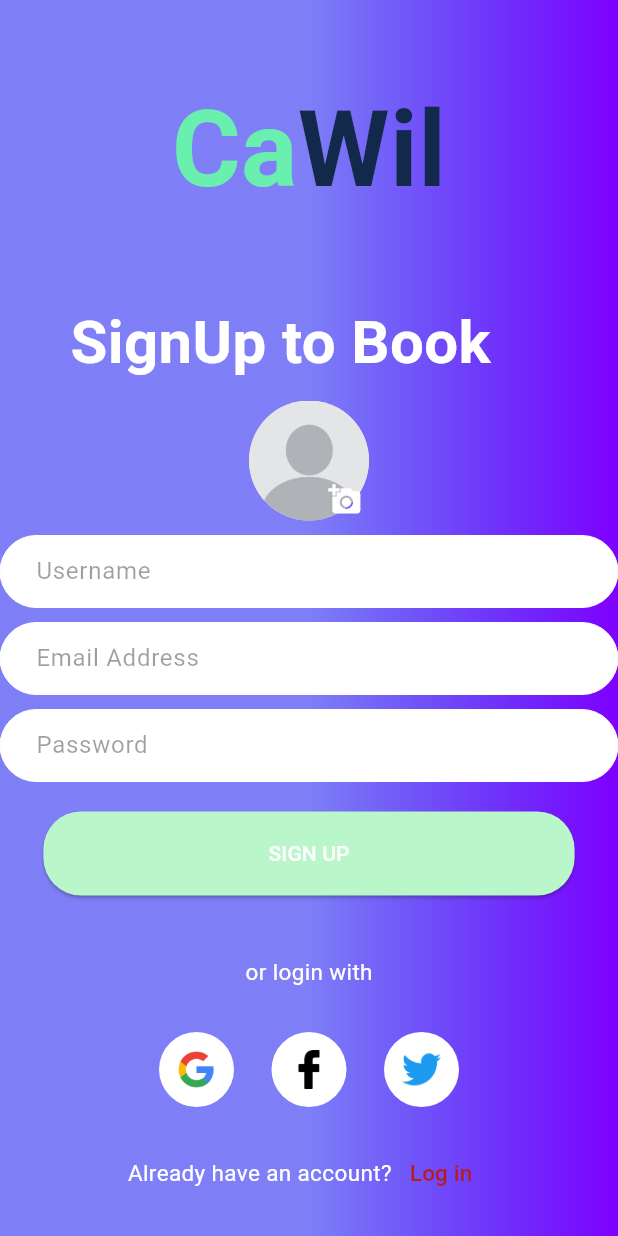
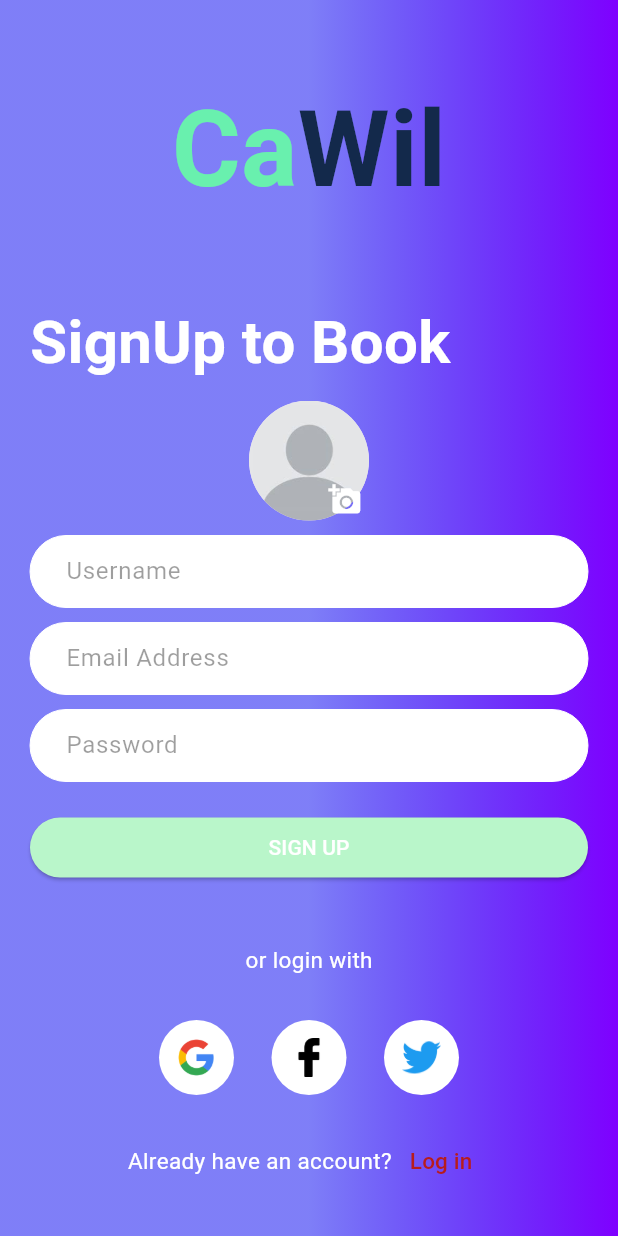
Before and after one commit to Khaleb165/cawil, a Flutter app: the SignUpScreen screen opened directly, on a phone screen of 412 x 824 dp. Run offline on Flutter 3.47's test engine with Material 3 defaults, Android fonts, the phone set to English and light mode, and no system bars; our stand-ins replace cloud_firestore, dotted_line, firebase_auth, firebase_core, firebase_storage, flutter_custom_clippers and 4 more; accounts and stored records are empty.

Commit message:
change button size of elevated button, add social button widget to screen

```diff
--- a/lib/screens/signup.dart
+++ b/lib/screens/signup.dart
@@ -2,6 +2,7 @@ import 'package:cawil/constants/colors.dart';
 import 'package:cawil/models/app_name.dart';
 import 'package:cawil/models/textfield.dart';
 import 'package:cawil/resources/auth_methods.dart';
+import 'package:cawil/screens/components/social_login_button.dart';
 import 'package:cawil/screens/homepage.dart';
 import 'package:cawil/screens/login.dart';
 import 'package:flutter/material.dart';
@@ -66,6 +67,7 @@ class _SignUpScreenState extends State<SignUpScreen> {
   Widget build(BuildContext context) {
     return Scaffold(
       body: Container(
+        padding: EdgeInsets.symmetric(horizontal: 20),
         height: double.infinity,
         decoration: BoxDecoration(
           gradient: LinearGradient(
@@ -75,14 +77,12 @@ class _SignUpScreenState extends State<SignUpScreen> {
         ),
         child: SingleChildScrollView(
           child: Column(
-            crossAxisAlignment: CrossAxisAlignment.center,
+            crossAxisAlignment: CrossAxisAlignment.stretch,
             children: [
               SizedBox(height: 50),
               AppName(fontSize: 70),
               SizedBox(height: 50),
-              Padding(
-                padding: const EdgeInsets.only(right: 38.0),
-                child: Text(
+              Text(
                 'SignUp to Book',
                 style: TextStyle(
                   color: colorWhite,
@@ -90,9 +90,9 @@ class _SignUpScreenState extends State<SignUpScreen> {
                   fontWeight: FontWeight.bold,
                 ),
               ),
-              ),
               SizedBox(height: 10),
-              Stack(
+              Center(
+                child: Stack(
                   children: [
                     _image != null
                         ? CircleAvatar(
@@ -117,6 +117,7 @@ class _SignUpScreenState extends State<SignUpScreen> {
                       ),
                     ),
                   ],
+                ),
               ),
               SizedBox(height: 10),
               BuildTextField(
@@ -144,31 +145,24 @@ class _SignUpScreenState extends State<SignUpScreen> {
                 obscureText: hide,
               ),
               SizedBox(height: 20),
-              Center(
-                child: ElevatedButton(
+              ElevatedButton(
                 onPressed: signUpUser,
                 style: TextButton.styleFrom(
                   backgroundColor: Colors.greenAccent[100],
-                    padding:
-                        EdgeInsets.symmetric(horizontal: 150, vertical: 18),
                   shape: RoundedRectangleBorder(
-                        borderRadius: BorderRadius.circular(25)),
+                    borderRadius: BorderRadius.circular(25),
+                  ),
                 ),
                 child: _isLoading
                     ? Center(
-                          child: SizedBox(
-                            height: 20,
-                            width: 20,
                         child: CircularProgressIndicator(
                           color: colorWhite,
-                            ),
                         ),
                       )
                     : Text(
                         'SIGN UP',
                         style: TextStyle(
                           color: colorWhite,
-                          ),
                         ),
                       ),
               ),
@@ -183,32 +177,11 @@ class _SignUpScreenState extends State<SignUpScreen> {
               Row(
                 mainAxisAlignment: MainAxisAlignment.center,
                 children: [
-                  CircleAvatar(
-                    radius: 25,
-                    backgroundColor: colorWhite,
-                    child: Padding(
-                      padding: const EdgeInsets.all(12), // Border radius
-                      child: Image.asset('assets/google.png'),
-                    ),
-                  ),
+                  SocialLoginButton(imageUrl: 'assets/google.png'),
                   SizedBox(width: 25),
-                  CircleAvatar(
-                    radius: 25,
-                    backgroundColor: colorWhite,
-                    child: Padding(
-                      padding: const EdgeInsets.all(12), // Border radius
-                      child: Image.asset('assets/facebook1.png'),
-                    ),
-                  ),
+                  SocialLoginButton(imageUrl: 'assets/facebook1.png'),
                   SizedBox(width: 25),
-                  CircleAvatar(
-                    radius: 25,
-                    backgroundColor: colorWhite,
-                    child: Padding(
-                      padding: const EdgeInsets.all(12), // Border radius
-                      child: Image.asset('assets/images.png'),
-                    ),
-                  ),
+                  SocialLoginButton(imageUrl: 'assets/images.png')
                 ],
               ),
               SizedBox(height: 20),
@@ -217,7 +190,10 @@ class _SignUpScreenState extends State<SignUpScreen> {
                 children: [
                   Text(
                     'Already have an account?',
-                    style: TextStyle(fontSize: 15, color: colorWhite),
+                    style: TextStyle(
+                      fontSize: 15,
+                      color: colorWhite,
+                    ),
                   ),
                   TextButton(
                     onPressed: () {
@@ -228,7 +204,10 @@ class _SignUpScreenState extends State<SignUpScreen> {
                     },
                     child: Text(
                       'Log in',
-                      style: TextStyle(color: Colors.red[900], fontSize: 15),
+                      style: TextStyle(
+                        color: Colors.red[900],
+                        fontSize: 15,
+                      ),
                     ),
                   ),
                 ],
```
Lines whose indentation alone changed are shown as unchanged.
